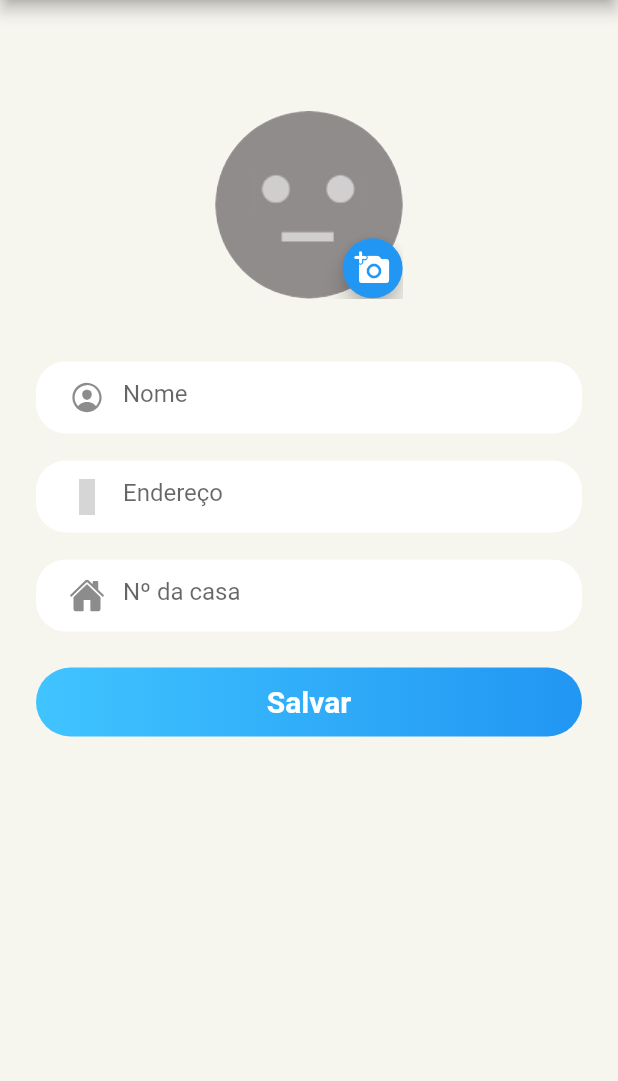
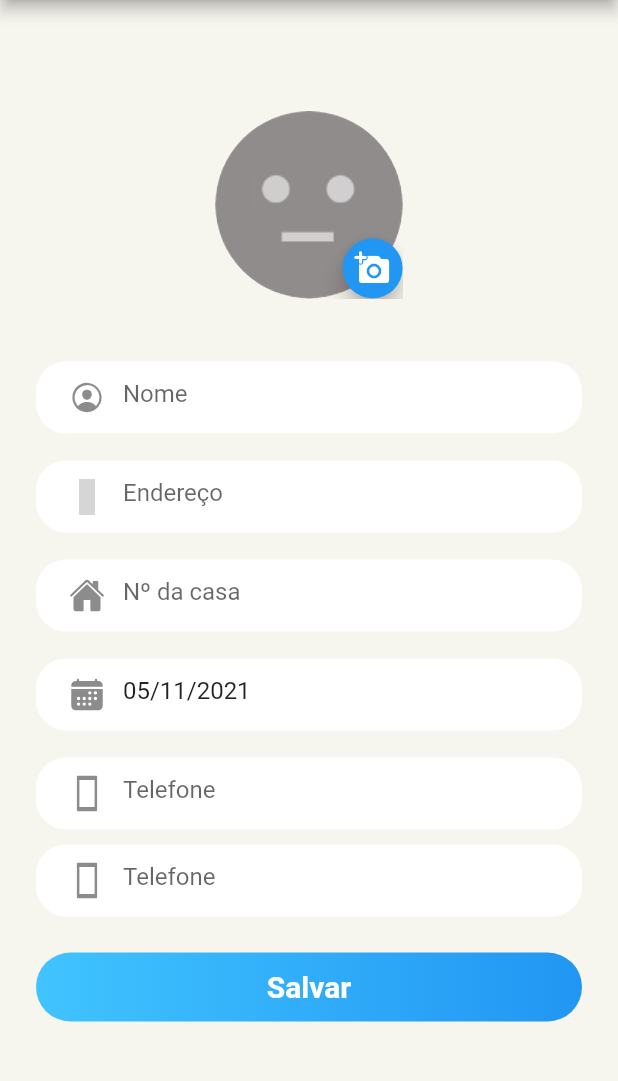
Before and after one commit to AdrianoJunior/condapp_bloc, a Flutter app: the PerfilPage screen opened by its route, on a phone screen of 412 x 824 dp, the part 84-1165 px from its top. Run offline on Flutter 3.47's test engine with Material 2 defaults, Android fonts, the phone set to English and light mode, and no system bars; our stand-ins replace cached_network_image, cloud_firestore, firebase_auth, firebase_core, firebase_storage, flutter_slidable and 7 more; accounts and stored records are empty; grey boxes are pictures that could not be loaded.

```diff
--- a/lib/pages/agenda/reservas/reservas_page.dart
+++ b/lib/pages/agenda/reservas/reservas_page.dart
@@ -11,9 +11,10 @@ class _ReservasPageState extends State<ReservasPage> {
   @override
   Widget build(BuildContext context) {
     return Scaffold(
-      appBar: AppBar(title: Text("Reservas"),),
+      appBar: AppBar(title: const Text("Reservas"),),
       body: _body(),
       drawer: DrawerList(),
+      floatingActionButton: FloatingActionButton(onPressed: (){}),
     );
   }
 
--- a/lib/pages/conta/perfil/perfil_page.dart
+++ b/lib/pages/conta/perfil/perfil_page.dart
@@ -8,6 +8,8 @@ import 'dart:io' as io;
 import 'package:flutter/foundation.dart';
 import 'package:flutter/services.dart';
 import 'package:image_cropper/image_cropper.dart';
+import 'package:intl/intl.dart';
+
 
 import 'package:path/path.dart' as path;
 
@@ -24,21 +26,50 @@ class _PerfilPageState extends State<PerfilPage> {
   File? _file;
 
   final _tName = TextEditingController();
+  final _tEnd = TextEditingController();
+  final _tNum = TextEditingController();
+  final _tData = TextEditingController();
+  final _tFone = TextEditingController();
 
   String? urlFoto;
   User? user;
 
   ImageSource imageSource = ImageSource.gallery;
 
+  FirebaseFirestore firestore = FirebaseFirestore.instance;
+
+  var maskFormatter = MaskTextInputFormatter(mask: '(##) # ####-####', filter: { "#": RegExp(r'[0-9]') });
+
   @override
   void initState() {
     super.initState();
 
     user = FirebaseAuth.instance.currentUser;
-
     if (user != null) {
       _tName.text = user!.displayName ?? "";
       print(">>>>>>> UID: ${user!.uid} <<<<<<<");
+
+      firestore.collection('users').doc(user!.uid).get().then((value) {
+        if (value.data() != null) {
+          final f = DateFormat('dd/MM/yyyy');
+          Usuario usuario = Usuario.fromMap(value.data()!);
+
+          _tName.text = usuario.nome ?? user!.displayName ?? "";
+          _tEnd.text = usuario.endereco ?? "";
+          _tNum.text = usuario.numeroCasa ?? "";
+          _tData.text = f.format(usuario.dataNascimento!.toDate());
+          _tFone.text = usuario.telefone ?? "";
+
+          print(">>>>>>>>>>>>>>>>>>>>>> USUÁRIO <<<<<<<<<<<<<<<<<<<<<<<");
+          print(usuario.id);
+          print(usuario.nome);
+          print(usuario.dataNascimento!.toDate());
+          print(usuario.endereco);
+          print(usuario.numeroCasa);
+          print(usuario.telefone);
+          print(">>>>>>>>>>>>>>>>>>>>>> USUÁRIO <<<<<<<<<<<<<<<<<<<<<<<");
+        }
+      });
     }
   }
 
@@ -119,16 +150,51 @@ class _PerfilPageState extends State<PerfilPage> {
               AppText(
                 hint: "Nome",
                 icon: Ionicons.md_person_circle_outline,
+                controller: _tName,
               ),
               const SizedBox(height: 8),
               AppText(
                 hint: "Endereço",
                 icon: MaterialCommunityIcons.google_maps,
+                controller: _tEnd,
               ),
               const SizedBox(height: 8),
               AppText(
                 hint: "Nº da casa",
                 icon: Ionicons.home,
+                controller: _tNum,
+              ),
+              const SizedBox(height: 8),
+              AppText(
+                hint: "Data de Nascimento",
+                icon: Ionicons.calendar,
+                controller: _tData,
+              ),
+              const SizedBox(height: 8),
+              AppText(
+                hint: "Telefone",
+                icon: Ionicons.md_phone_portrait_sharp,
+                controller: _tFone,
+              ),
+              Container(
+                margin: const EdgeInsets.only(top: 10),
+                decoration: const BoxDecoration(
+                  borderRadius: BorderRadius.all(Radius.circular(20)),
+                  color: Colors.white,
+                ),
+                padding: const EdgeInsets.only(left: 10),
+                child: TextFormField(
+                  controller: _tFone,
+                  validator: (s) => _validateFone(s),
+                  keyboardType: TextInputType.phone,
+                  textInputAction: TextInputAction.done,
+                  inputFormatters: [maskFormatter],
+                  decoration: const InputDecoration(
+                    border: InputBorder.none,
+                    hintText: "Telefone",
+                    prefixIcon: Icon(Ionicons.md_phone_portrait_sharp),
+                  ),
+                ),
               ),
               const SizedBox(height: 24),
               Container(
@@ -192,6 +258,7 @@ class _PerfilPageState extends State<PerfilPage> {
 
   /// The user selects a file, and the task is added to the list.
   Future<String?> uploadFile(File? file) async {
+    try {
       if (file == null) {
         ScaffoldMessenger.of(context).showSnackBar(const SnackBar(
           content: Text('Nenhum arquivo selecionado'),
@@ -218,5 +285,15 @@ class _PerfilPageState extends State<PerfilPage> {
       }
       print("DOWNLOAD URL >>>>> ${uploadTask.snapshot.ref.getDownloadURL()}");
       return uploadTask.snapshot.ref.getDownloadURL();
+    } catch (e) {
+      alert(context, "Ocorreu um erro ao salvar o arquivo");
     }
   }
+
+  String? _validateFone(String? s) {
+    if(s == null) {
+      return "Digite seu telefone";
+    }
+    return null;
+  }
+}
--- a/lib/shared/usuario.dart
+++ b/lib/shared/usuario.dart
@@ -5,38 +5,42 @@ import 'package:cond_app/utils/prefs.dart';
 
 class Usuario {
   String? nome;
-  String? id;
-  String? uid;
   String? email;
   String? senha;
+  String? id;
+  String? endereco;
+  String? numeroCasa;
+  String? telefone;
   Timestamp? dataNascimento;
 
   Usuario({
     this.nome,
     this.id,
+    this.endereco,
+    this.numeroCasa,
+    this.telefone,
+    this.dataNascimento,
     this.email,
     this.senha,
-    this.dataNascimento,
-    this.uid,
   });
 
   static Usuario fromMap(Map<String, dynamic> user) => Usuario(
-    nome: user['nome'],
-    id: user['id'],
-    email: user['email'],
-    senha: user['senha'],
-    dataNascimento: user['dataNascimento'],
-    uid: user['uid'],
-  );
+        nome: user['nome'],
+        id: user['id'],
+        endereco: user['endereco'],
+        numeroCasa: user['numeroCasa'],
+        telefone: user['telefone'],
+        dataNascimento: user['dataNascimento'],
+      );
 
   Map<String, dynamic> toMap() {
     final Map<String, dynamic> data = new Map<String, dynamic>();
     data['nome'] = this.nome;
     data['id'] = this.id;
-    data['email'] = this.email;
-    data['senha'] = this.senha;
+    data['endereco'] = this.endereco;
+    data['numeroCasa'] = this.numeroCasa;
+    data['telefone'] = this.telefone;
     data['dataNascimento'] = this.dataNascimento;
-    data['uid'] = this.uid;
     return data;
   }
 
@@ -49,7 +53,7 @@ class Usuario {
     Prefs.setString("user.prefs", "");
   }
 
-  void save() {
+  /*void save() {
     // Map map = toMap();
 
     final Map<String, dynamic> userData = new Map<String, dynamic>();
@@ -60,9 +64,9 @@ class Usuario {
 
     String json = convert.json.encode(userData);
     Prefs.setString("user.prefs", json);
-  }
+  }*/
 
-  static Future<Usuario?> get() async {
+  /*static Future<Usuario?> get() async {
     String json = await Prefs.getString("user.prefs");
 
     if (json.isEmpty) {
@@ -73,10 +77,10 @@ class Usuario {
     Usuario user = Usuario.fromMap(map);
 
     return user;
-  }
+  }*/
 
   @override
   String toString() {
-    return 'Usuario{UID: $uid, id: $id, login: $email, nome: $nome, senha: $senha, Data: $dataNascimento}';
+    return 'Usuario{id: $id, nome: $nome, Data: $dataNascimento}';
   }
 }
--- a/lib/utils/exports.dart
+++ b/lib/utils/exports.dart
@@ -42,3 +42,7 @@ export 'package:cond_app/pages/agenda/visitas/visitantes/visitante.dart';
 export 'package:cond_app/pages/agenda/visitas/visitantes/visitantes_service.dart';
 
 export 'package:flutter_slidable/flutter_slidable.dart';
+
+export 'package:mask_text_input_formatter/mask_text_input_formatter.dart';
+
+export 'package:cond_app/pages/agenda/reservas/reserva.dart';
--- a/pubspec.yaml
+++ b/pubspec.yaml
@@ -44,6 +44,7 @@ dependencies:
   flutter_slidable: ^0.6.0
   image_picker: ^0.8.4+4
   image_cropper: ^1.4.1
+  mask_text_input_formatter: ^2.0.0
 
 dev_dependencies:
   flutter_test:
```
Also changed, not shown: lib/pages/agenda/reservas/reserva.dart (added, +41 -0 lines), lib/pages/agenda/reservas/reserva_page.dart (added, +14 -0 lines), lib/pages/agenda/reservas/reservas_form_page.dart (added, +15 -0 lines), lib/pages/agenda/reservas/reservas_list_view.dart (added, +111 -0 lines), pubspec.lock. Lines whose indentation alone changed are shown as unchanged.
